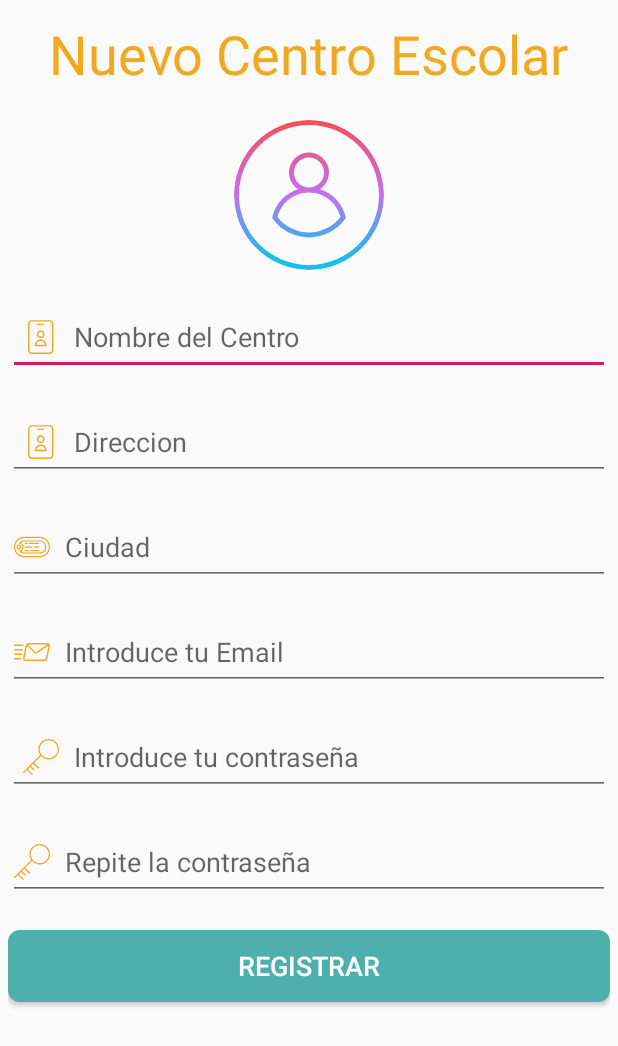
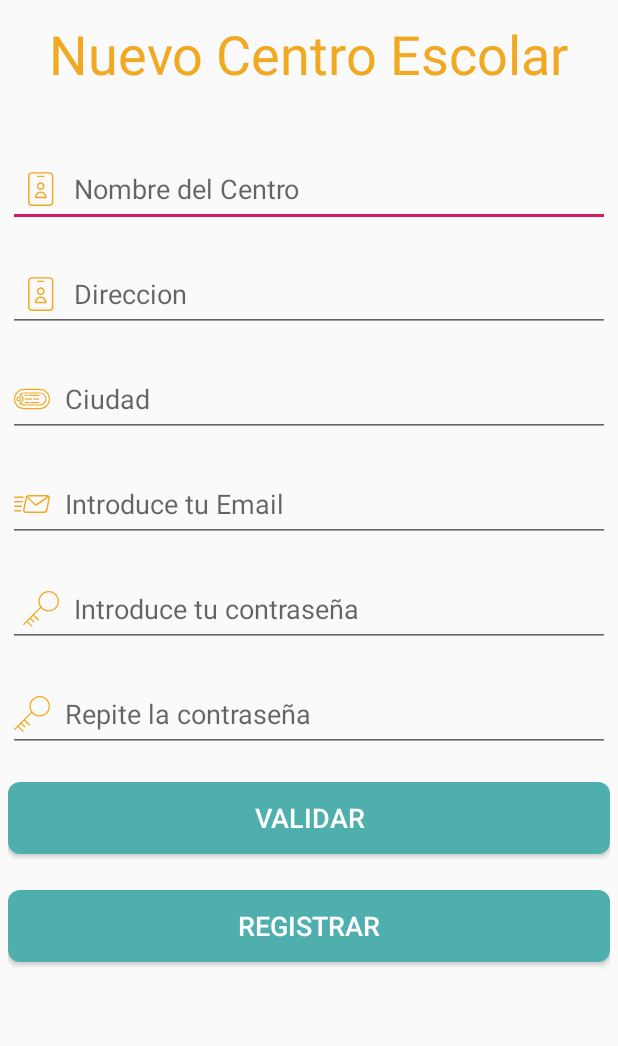
Before and after one commit to osoc-es/arbility, an Android app: the RegisterActivity screen opened directly, with no data from a screen before it, on a phone screen of 412 x 824 dp. Shown: the top 1046 px of the screen. Run offline under Robolectric (Android 15) with nearby library versions, the phone set to English and light mode, and no system bars; our stand-ins replace CircleImageView, Firebase (no records; nobody signed in at launch, a user with empty details on screens opened directly).

Commit message:
estructura Log In General

```diff
--- a/app/src/main/java/com/osoc/oncera/RegisterActivity.java
+++ b/app/src/main/java/com/osoc/oncera/RegisterActivity.java
@@ -9,6 +9,7 @@ import android.content.Intent;
 import android.net.Uri;
 import android.os.Bundle;
 import android.os.Handler;
+import android.text.BoringLayout;
 import android.view.View;
 import android.widget.EditText;
 import android.widget.Toast;
@@ -41,12 +42,8 @@ public class RegisterActivity extends AppCompatActivity {
     private EditText etDireccion;
     private EditText etPassword, etPasswordRepeat;
     private ProgressDialog progressDialog;
-    private CircleImageView foto;
 
-    private static final int PICK_IMAGE_REQUEST = 1;
-    final private int RC_PHOTO_ADJ = 1;
     private Uri mImageUri;
-
     private StorageReference mStorageRefInq;
     private StorageReference mStorageRefCas;
     private DatabaseReference mDatabaseRef;
@@ -55,11 +52,16 @@ public class RegisterActivity extends AppCompatActivity {
     private FirebaseUser user;
 
     private String email;
+
     private String password;
     private String password2;
     private String nombre;
     private String ciudad;
     private String direccion;
+    private Boolean validar = false;
+
+    private String correo;
+
 
     private Centro centro;
 
@@ -90,12 +92,20 @@ public class RegisterActivity extends AppCompatActivity {
         etPassword = (EditText) findViewById(R.id.etPasswordReg);
         etPasswordRepeat = (EditText) findViewById(R.id.etPasswordRepeat);
 
-        foto = (CircleImageView) findViewById( R.id.imgvFotoPerfil);
 
 
 
         progressDialog = new ProgressDialog(this);
+        correo = "danisom1b@gmail.com";
     }
+
+
+public void validar(View v){
+    Intent i = new Intent( Intent.ACTION_VIEW, Uri.parse( "mailto:" + correo ) );
+    i.putExtra(Intent.EXTRA_SUBJECT,etNombre.getText().toString());
+    i.putExtra(Intent.EXTRA_TEXT,etDireccion.getText().toString());
+    startActivity( i );
+}
     public void registrar(View v) {
         String warning = validarDatos();
 
@@ -136,11 +146,11 @@ public class RegisterActivity extends AppCompatActivity {
                                                     task.addOnSuccessListener(new OnSuccessListener<Uri>() {
                                                         @Override
                                                         public void onSuccess(Uri uri) {
-                                                            centro = new Centro(clave, codCasa,  etNombre.getText().toString(), etEmail.getText().toString().toLowerCase(),etCiudad.getText().toString(), etDireccion.getText().toString());
+                                                            centro = new Centro(clave, codCasa,  etNombre.getText().toString(), etEmail.getText().toString().toLowerCase(),etCiudad.getText().toString(), etDireccion.getText().toString(),validar);
                                                             mDatabaseRef.child(user.getUid()).setValue(centro);
 
-                                                            Intent i = new Intent(RegisterActivity.this, LoginActivity.class);
-                                                            startActivity(i);
+                                                            /*Intent i = new Intent(RegisterActivity.this, LoginActivity.class);
+                                                            startActivity(i);*/
 
 
                                                             Query qq=mDatabaseRef.orderByChild("emailUsuario").equalTo(email);
@@ -171,11 +181,11 @@ public class RegisterActivity extends AppCompatActivity {
 
                                 } else {
 
-                                    centro = new Centro(clave, codCasa,  etNombre.getText().toString(), etEmail.getText().toString().toLowerCase(),etCiudad.getText().toString(), etDireccion.getText().toString());
+                                    centro = new Centro(clave, codCasa,  etNombre.getText().toString(), etEmail.getText().toString().toLowerCase(),etCiudad.getText().toString(), etDireccion.getText().toString(),validar);
                                     mDatabaseRef.child(user.getUid()).setValue(centro);
 
-                                    Intent i = new Intent(RegisterActivity.this, LoginActivity.class);
-                                    startActivity(i);
+                                   /* Intent i = new Intent(RegisterActivity.this, LoginActivity.class);
+                                    startActivity(i);*/
 
                                 }
 
@@ -191,6 +201,7 @@ public class RegisterActivity extends AppCompatActivity {
             Toast.makeText(this, warning,
                     Toast.LENGTH_LONG).show();
             progressDialog.dismiss();
+
         }
     }
 
--- a/app/src/main/res/layout/activity_register.xml
+++ b/app/src/main/res/layout/activity_register.xml
@@ -6,6 +6,19 @@
     android:layout_height="match_parent"
     android:padding="5dp"
     tools:context=".RegisterActivity">
+
+    <Button
+        android:id="@+id/btnValidar"
+        android:layout_width="match_parent"
+        android:layout_height="wrap_content"
+        android:layout_below="@+id/etPasswordRepeat"
+        android:layout_centerInParent="true"
+        android:layout_marginTop="20dp"
+        android:background="@drawable/custom_button4"
+        android:onClick="validar"
+        android:text="@string/btn_Validar"
+        android:textColor="@color/blanco"
+        android:textSize="18sp" />
 
     <TextView
         android:id="@+id/tvRegistro"
@@ -19,8 +32,8 @@
 
     <de.hdodenhof.circleimageview.CircleImageView
         android:id="@+id/imgvFotoPerfil"
-        android:layout_width="100dp"
-        android:layout_height="100dp"
+        android:layout_width="1dp"
+        android:layout_height="1dp"
         android:layout_below="@+id/tvRegistro"
         android:layout_centerHorizontal="true"
         android:layout_marginTop="20dp"
@@ -114,8 +127,8 @@
         android:layout_width="match_parent"
         android:layout_height="wrap_content"
         android:layout_below="@+id/etPasswordRepeat"
-        android:layout_centerInParent="true"
-        android:layout_marginTop="20dp"
+        android:layout_centerVertical="true"
+        android:layout_marginTop="92dp"
         android:background="@drawable/custom_button4"
         android:onClick="registrar"
         android:text="@string/btn_RegistrarUsuario"
--- a/app/src/main/res/values/strings.xml
+++ b/app/src/main/res/values/strings.xml
@@ -9,6 +9,7 @@
     <string name="et_EmailReg">Introduce tu Email</string>
     <string name="et_PasswordReg">Introduce tu contraseña</string>
     <string name="btn_RegistrarUsuario">registrar</string>
+    <string name="btn_Validar">validar</string>
     <string name="et_NombreReg">Nombre del Centro</string>
     <string name="et_CiudadReg">Ciudad</string>
     <string name="et_PasswordRepeat">Repite la contraseña</string>
```
Also changed, not shown: app/src/main/java/com/osoc/oncera/javabean/Centro.java (+11 -1 lines).
